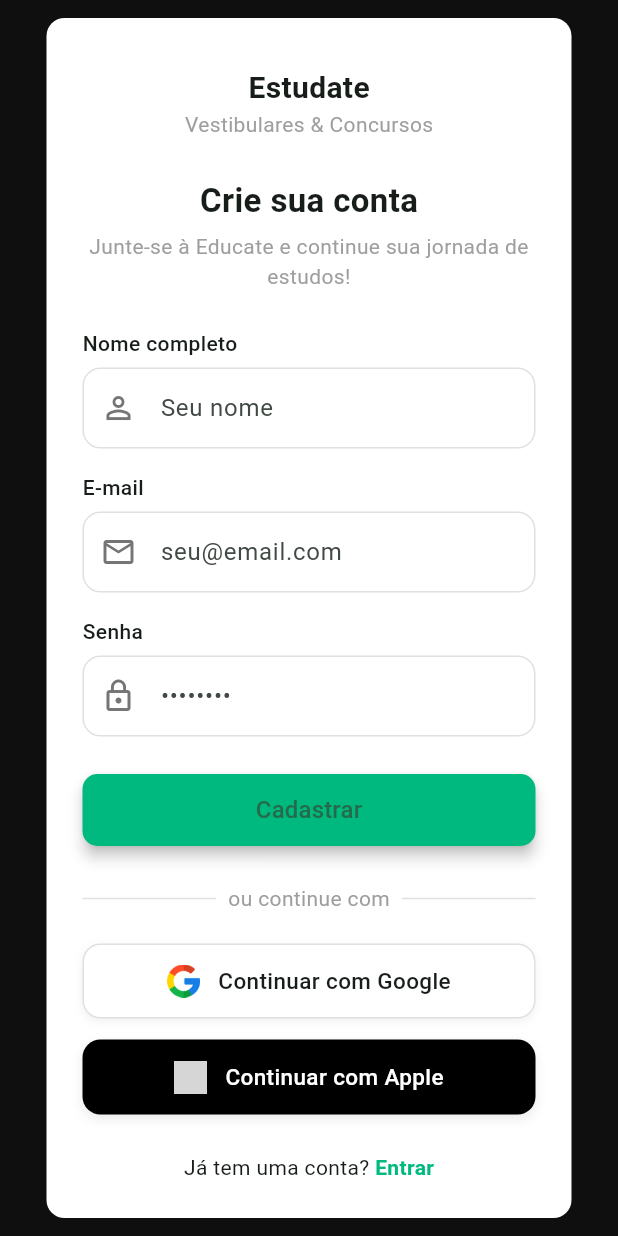
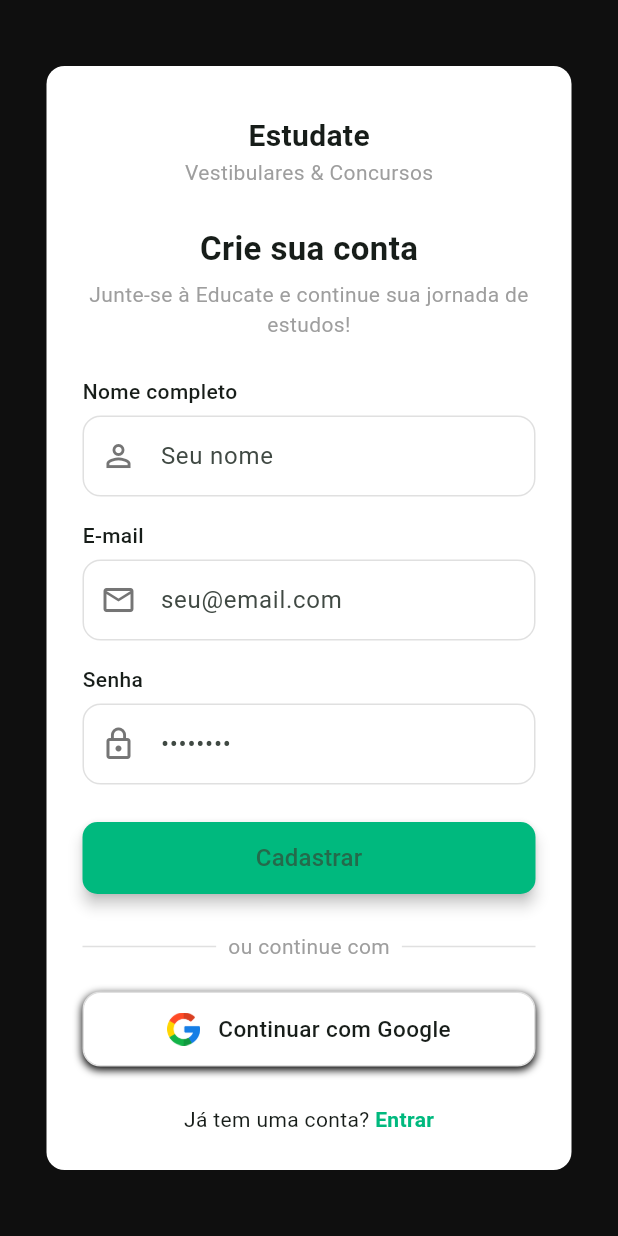
Before and after one commit to reallease/startup-educate, a Flutter app: the screen it shows after launch, after a tap on "Cadastre-se gratuitamente", on a phone screen of 412 x 824 dp. Run offline on Flutter 3.47's test engine with Material 3 defaults, Android fonts, the phone set to English and light mode, and no system bars; Roboto replaces fonts that are missing (Poppins); grey boxes are pictures that could not be loaded.

Commit message:
perf: change withOpacity to withValues

```diff
--- a/educate_app/lib/features/auth/view/pages/login_page.dart
+++ b/educate_app/lib/features/auth/view/pages/login_page.dart
@@ -128,7 +128,7 @@
                       border: Border.all(color: Colors.grey[300]!),
                       boxShadow: [
                         BoxShadow(
-                          color: Colors.black.withOpacity(0.05),
+                          color: Colors.black.withValues(),
                           blurRadius: 4,
                           offset: const Offset(0, 2),
                         ),
--- a/educate_app/lib/features/auth/view/pages/register_screen.dart
+++ b/educate_app/lib/features/auth/view/pages/register_screen.dart
@@ -115,7 +115,7 @@
                       border: Border.all(color: Colors.grey[300]!),
                       boxShadow: [
                         BoxShadow(
-                          color: Colors.black.withOpacity(0.05),
+                          color: Colors.black.withValues(),
                           blurRadius: 4,
                           offset: const Offset(0, 2),
                         ),
@@ -129,45 +129,6 @@
                         const Text(
                           'Continuar com Google',
                           style: TextStyle(fontSize: 15, fontWeight: FontWeight.w500),
-                        ),
-                      ],
-                    ),
-                  ),
-                ),
-                const SizedBox(height: 14),
-
-                // Botão Apple
-                GestureDetector(
-                  onTap: () {},
-                  child: Container(
-                    height: 50,
-                    decoration: BoxDecoration(
-                      color: Colors.black,
-                      borderRadius: BorderRadius.circular(12),
-                      boxShadow: [
-                        BoxShadow(
-                          color: Colors.black.withOpacity(0.08),
-                          blurRadius: 6,
-                          offset: const Offset(0, 3),
-                        ),
-                      ],
-                    ),
-                    child: Row(
-                      mainAxisAlignment: MainAxisAlignment.center,
-                      children: [
-                        Image.asset(
-                          'assets/apple.png',
-                          height: 22,
-                          color: Colors.white,
-                        ),
-                        const SizedBox(width: 12),
-                        const Text(
-                          'Continuar com Apple',
-                          style: TextStyle(
-                            color: Colors.white,
-                            fontSize: 15,
-                            fontWeight: FontWeight.w500,
-                          ),
                         ),
                       ],
                     ),
```
